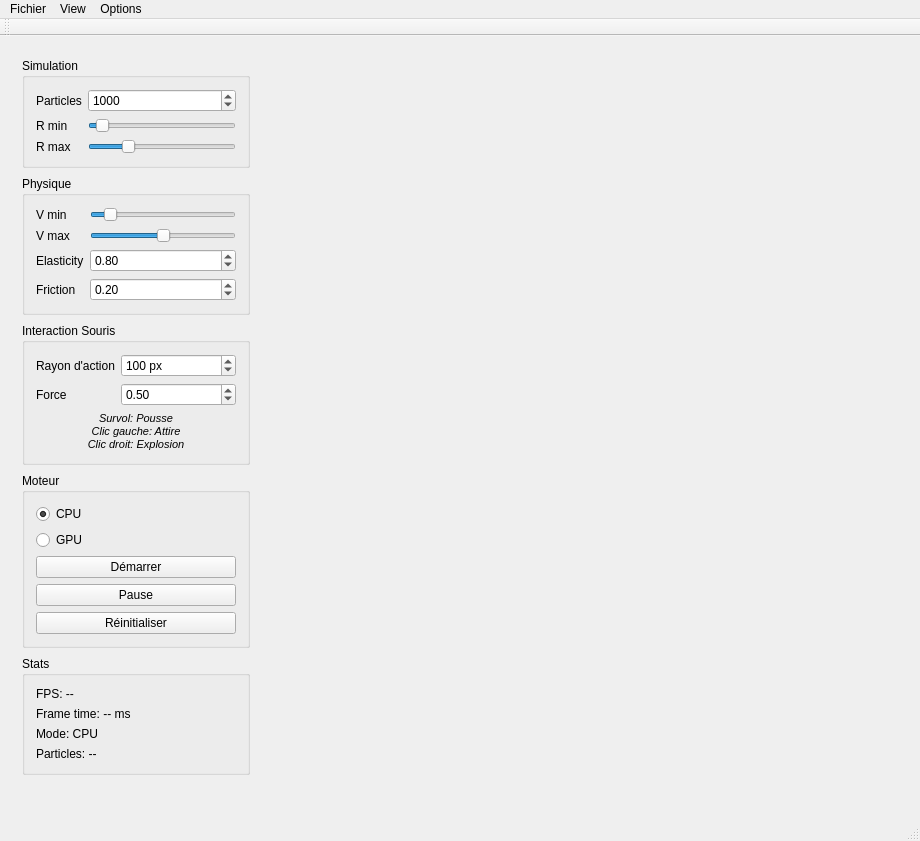
arcreane/gpu-cuda-in518_abdillah_aguessy_mathieu, file PartiQleStudio/ui/MainWindow.ui: the form before one commit.
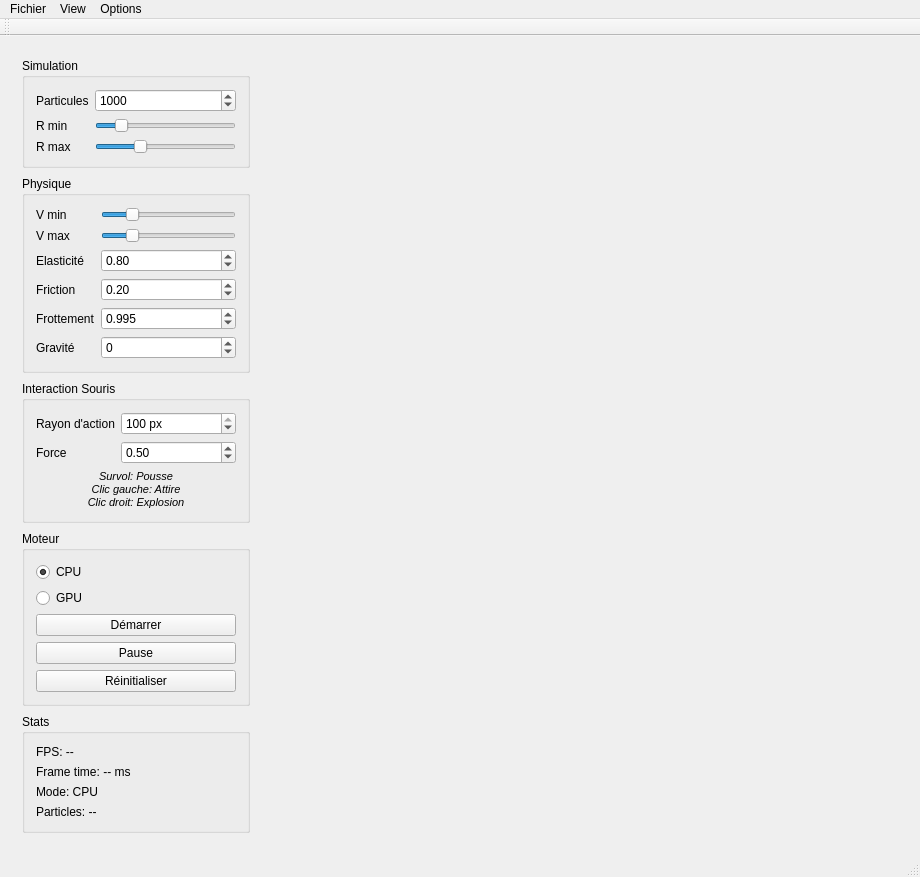
The form after the commit.

Commit message: fix : optimisation performance sur calcul (optimisation calcul mathematique et optimisation de leffet souris sur GPU (new kernel)) optimisation des parametres feat : Frottement et gravité

```diff
--- a/PartiQleStudio/ui/MainWindow.ui
+++ b/PartiQleStudio/ui/MainWindow.ui
@@ -42,7 +42,7 @@
           <item row="0" column="0">
            <widget class="QLabel" name="labelParticles">
             <property name="text">
-             <string>Particles</string>
+             <string>Particules</string>
             </property>
            </widget>
           </item>
@@ -72,10 +72,10 @@
              <number>0</number>
             </property>
             <property name="maximum">
-             <number>100</number>
+             <number>20</number>
             </property>
             <property name="value">
-             <number>5</number>
+             <number>3</number>
             </property>
             <property name="orientation">
              <enum>Qt::Orientation::Horizontal</enum>
@@ -95,10 +95,10 @@
              <number>0</number>
             </property>
             <property name="maximum">
-             <number>100</number>
+             <number>20</number>
             </property>
             <property name="value">
-             <number>25</number>
+             <number>6</number>
             </property>
             <property name="orientation">
              <enum>Qt::Orientation::Horizontal</enum>
@@ -130,7 +130,7 @@
              <number>100</number>
             </property>
             <property name="value">
-             <number>10</number>
+             <number>20</number>
             </property>
             <property name="orientation">
              <enum>Qt::Orientation::Horizontal</enum>
@@ -144,26 +144,10 @@
             </property>
            </widget>
           </item>
-          <item row="1" column="1">
-           <widget class="QSlider" name="sliderVmax">
-            <property name="minimum">
-             <number>0</number>
-            </property>
-            <property name="maximum">
-             <number>100</number>
-            </property>
-            <property name="value">
-             <number>50</number>
-            </property>
-            <property name="orientation">
-             <enum>Qt::Orientation::Horizontal</enum>
-            </property>
-           </widget>
-          </item>
           <item row="2" column="0">
            <widget class="QLabel" name="labelElasticity">
             <property name="text">
-             <string>Elasticity</string>
+             <string>Elasticité</string>
             </property>
            </widget>
           </item>
@@ -206,6 +190,74 @@
             </property>
            </widget>
           </item>
+          <item row="4" column="0">
+           <widget class="QLabel" name="labelDamping">
+            <property name="text">
+             <string>Frottement</string>
+            </property>
+           </widget>
+          </item>
+          <item row="5" column="0">
+           <widget class="QLabel" name="labelGravity">
+            <property name="text">
+             <string>Gravité</string>
+            </property>
+           </widget>
+          </item>
+          <item row="4" column="1">
+           <widget class="QDoubleSpinBox" name="spinDamping">
+            <property name="decimals">
+             <number>3</number>
+            </property>
+            <property name="minimum">
+             <double>0.900000000000000</double>
+            </property>
+            <property name="maximum">
+             <double>1.000000000000000</double>
+            </property>
+            <property name="singleStep">
+             <double>0.001000000000000</double>
+            </property>
+            <property name="value">
+             <double>0.995000000000000</double>
+            </property>
+           </widget>
+          </item>
+          <item row="5" column="1">
+           <widget class="QDoubleSpinBox" name="spinGravity">
+            <property name="decimals">
+             <number>0</number>
+            </property>
+            <property name="minimum">
+             <double>-200.000000000000000</double>
+            </property>
+            <property name="maximum">
+             <double>200.000000000000000</double>
+            </property>
+            <property name="singleStep">
+             <double>4.000000000000000</double>
+            </property>
+            <property name="value">
+             <double>0.000000000000000</double>
+            </property>
+           </widget>
+          </item>
+          <item row="1" column="1">
+           <widget class="QSlider" name="sliderVmax">
+            <property name="minimum">
+             <number>0</number>
+            </property>
+            <property name="maximum">
+             <number>100</number>
+            </property>
+            <property name="value">
+             <number>20</number>
+            </property>
+            <property name="orientation">
+             <enum>Qt::Orientation::Horizontal</enum>
+            </property>
+           </widget>
+          </item>
          </layout>
         </widget>
        </item>
@@ -231,7 +283,7 @@
              <number>10</number>
             </property>
             <property name="maximum">
-             <number>500</number>
+             <number>100</number>
             </property>
             <property name="singleStep">
              <number>10</number>
```
Left out of the diff: 6 changed lines with no effect on the pictures. The commit also changes 7 other files.
